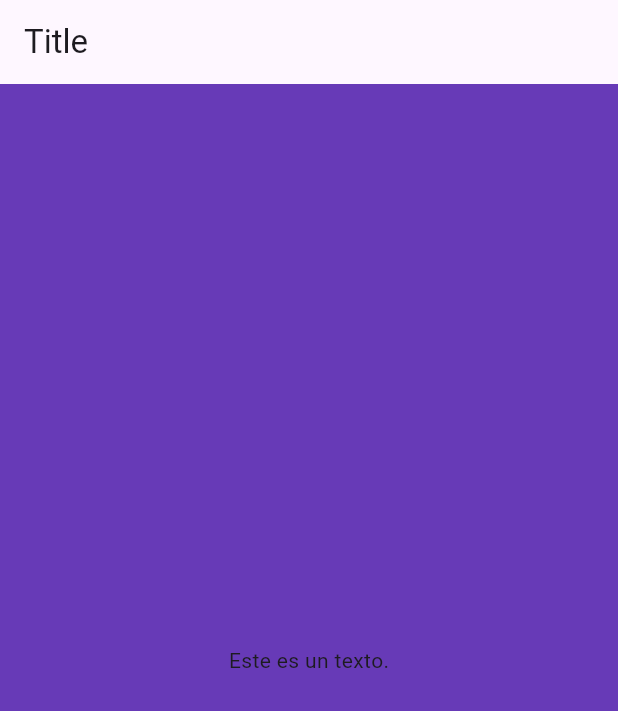
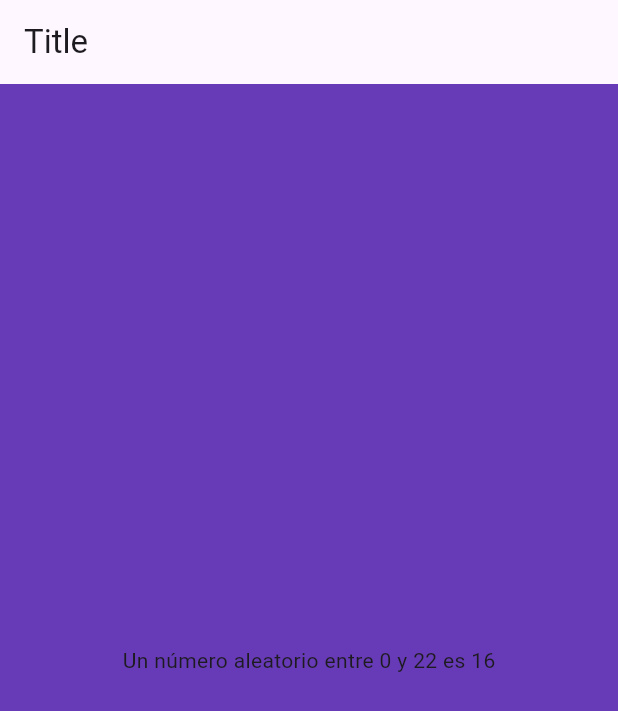
Before and after one commit to nellyjohanaortegatomas/CURSO_INTRODUCCION_A_FLUTTER, a Flutter app: the screen it shows after launch, on a phone screen of 412 x 824 dp. Shown: the top 711 px of the screen. Run offline on Flutter 3.47's test engine with Material 3 defaults, Android fonts, the phone set to English and light mode, and no system bars.

Commit message:
Seccion 3: Getting Started - Clase 6: Adding logic to the design

```diff
--- a/first_flutter_project/lib/second_file.dart
+++ b/first_flutter_project/lib/second_file.dart
@@ -1,3 +1,4 @@
+import 'dart:math';
 import 'package:flutter/material.dart';
 
 class SecondClass extends StatelessWidget{
@@ -7,8 +8,14 @@ class SecondClass extends StatelessWidget{
     return Material(
         color: Colors.deepPurple,
         child: Center(
-          child: Text('Este es un texto.', textDirection: TextDirection.ltr,)
+          child: Text(generateNumbers(), textDirection: TextDirection.ltr,)
         )
         );
   }
 }
+
+String generateNumbers() {
+  var r=Random();
+  int i=r.nextInt(22);
+  return 'Un número aleatorio entre 0 y 22 es ${i}';
+}
```
